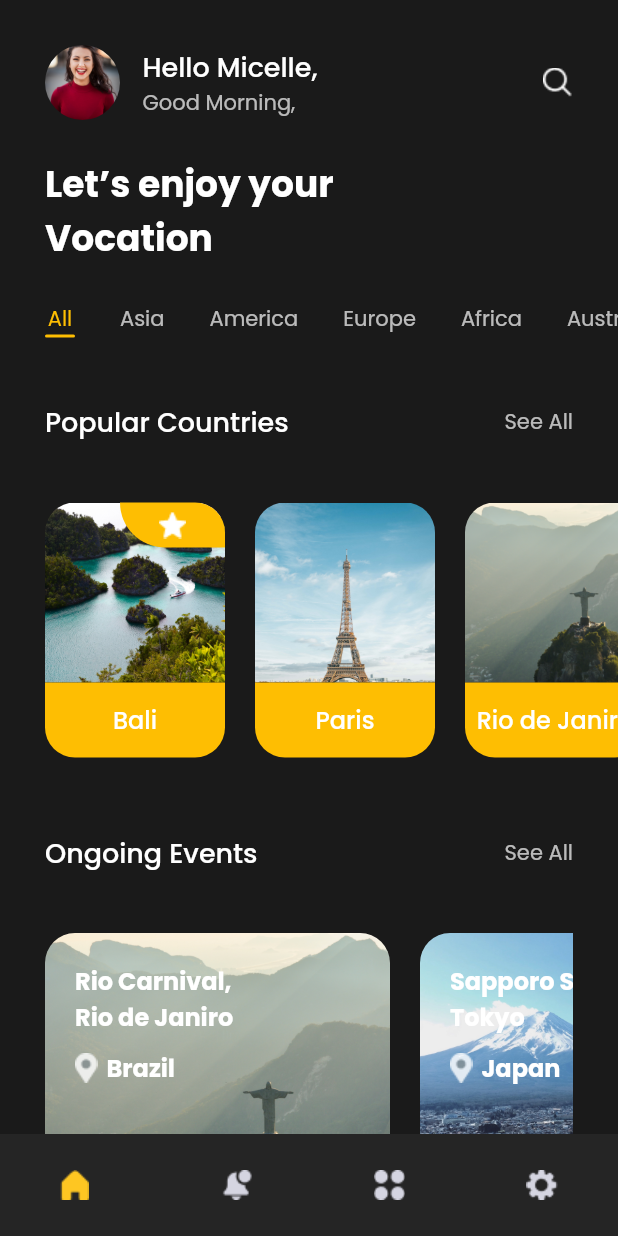
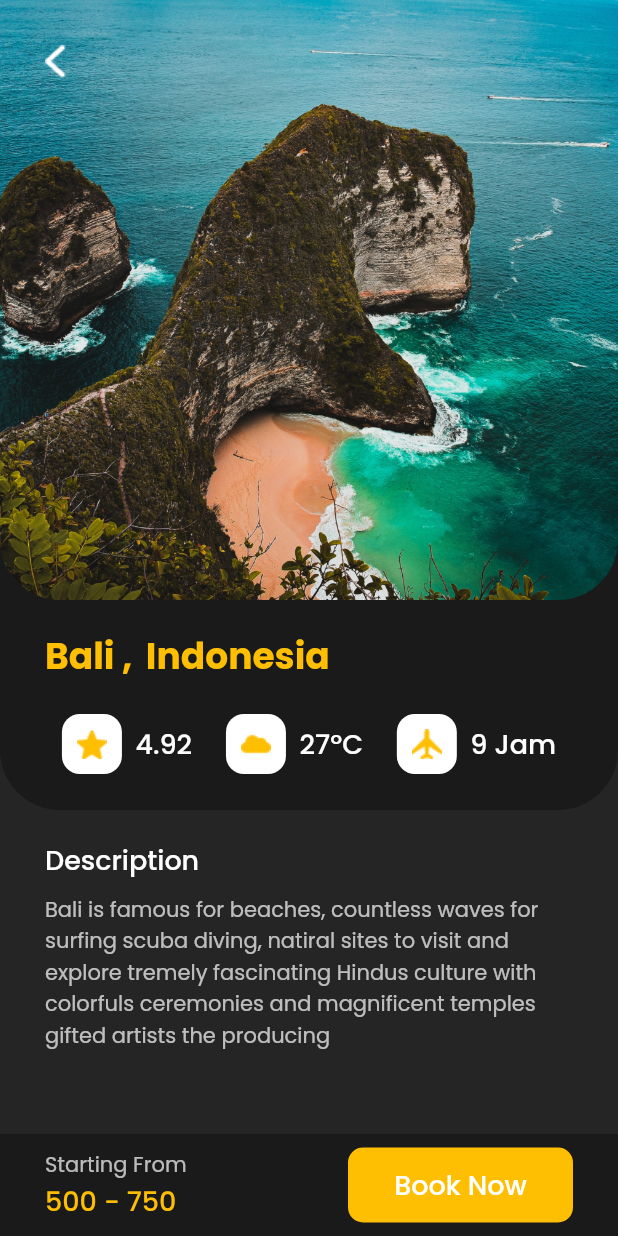
Before and after one commit to adimunawar/flutter-travel-app, a Flutter app: the screen it shows after launch, on a phone screen of 412 x 824 dp. Run offline on Flutter 3.47's test engine with Material 2 defaults, Android fonts, the phone set to English and light mode, and no system bars; our stand-ins replace google_fonts, supercharged.

Commit message:
detail_page

```diff
--- a/lib/main.dart
+++ b/lib/main.dart
@@ -1,4 +1,5 @@
 import 'package:flutter/material.dart';
+import 'package:travel_app/views/pages/detail_page.dart';
 // import 'package:travel_app/theme.dart';
 import 'package:travel_app/views/pages/home_page.dart';
 import 'package:travel_app/views/pages/main_page.dart';
@@ -17,7 +18,7 @@ class MyApp extends StatelessWidget {
       theme: ThemeData(
         primarySwatch: Colors.blue,
       ),
-      home: MainPage(),
+      home: DetailPage(),
     );
   }
 }
--- /dev/null
+++ b/lib/views/pages/detail_page.dart
@@ -0,0 +1,208 @@
+import 'package:flutter/material.dart';
+import 'package:travel_app/theme.dart';
+
+class DetailPage extends StatelessWidget {
+  @override
+  Widget build(BuildContext context) {
+    return Scaffold(
+      body: Stack(
+        children: [
+          SafeArea(
+            child: Container(
+              margin: EdgeInsets.only(
+                top: 400,
+              ),
+              decoration: BoxDecoration(
+                color: bgColor2,
+              ),
+              child: Container(
+                margin: EdgeInsets.only(left: 30, right: 30),
+                child: ListView(
+                  children: [
+                    SizedBox(
+                      height: 160,
+                    ),
+                    Text(
+                      'Description',
+                      style: textStyle2,
+                    ),
+                    SizedBox(
+                      height: 9,
+                    ),
+                    Text(
+                      'Bali is famous for beaches, countless waves for surfing scuba diving, natiral sites to visit and explore tremely fascinating Hindus culture with colorfuls ceremonies and magnificent temples gifted artists the producing',
+                      style: textStyle4,
+                    )
+                  ],
+                ),
+              ),
+            ),
+          ),
+          SafeArea(
+            child: Container(
+              margin: EdgeInsets.only(top: 310),
+              padding: EdgeInsets.symmetric(horizontal: 30),
+              height: 230,
+              decoration: BoxDecoration(
+                  color: bgColor,
+                  borderRadius: BorderRadius.only(
+                      bottomLeft: Radius.circular(40),
+                      bottomRight: Radius.circular(40))),
+              child: ListView(children: [
+                SizedBox(
+                  height: 110,
+                ),
+                Row(
+                  children: [
+                    Text(
+                      "Bali ,",
+                      style: textStyle1.copyWith(color: mainCOlor),
+                    ),
+                    SizedBox(
+                      width: 9,
+                    ),
+                    Text(
+                      "Indonesia",
+                      style: textStyle1.copyWith(color: mainCOlor),
+                    ),
+                  ],
+                ),
+                SizedBox(
+                  height: 20,
+                ),
+                Row(
+                  mainAxisAlignment: MainAxisAlignment.spaceAround,
+                  children: [
+                    Row(
+                      children: [
+                        Container(
+                          height: 40,
+                          width: 40,
+                          decoration: BoxDecoration(
+                              color: Colors.white,
+                              borderRadius:
+                                  BorderRadius.all(Radius.circular(12))),
+                          child: Center(
+                            child: Image.asset('assets/star.png'),
+                          ),
+                        ),
+                        SizedBox(
+                          width: 9,
+                        ),
+                        Text(
+                          '4.92',
+                          style: textStyle2,
+                        )
+                      ],
+                    ),
+                    Row(
+                      children: [
+                        Container(
+                          height: 40,
+                          width: 40,
+                          decoration: BoxDecoration(
+                              color: Colors.white,
+                              borderRadius:
+                                  BorderRadius.all(Radius.circular(12))),
+                          child: Center(
+                            child: Image.asset('assets/awan.png'),
+                          ),
+                        ),
+                        SizedBox(
+                          width: 9,
+                        ),
+                        Text(
+                          '27ºC',
+                          style: textStyle2,
+                        )
+                      ],
+                    ),
+                    Row(
+                      children: [
+                        Container(
+                          height: 40,
+                          width: 40,
+                          decoration: BoxDecoration(
+                              color: Colors.white,
+                              borderRadius:
+                                  BorderRadius.all(Radius.circular(12))),
+                          child: Center(
+                            child: Image.asset('assets/pesawat.png'),
+                          ),
+                        ),
+                        SizedBox(
+                          width: 9,
+                        ),
+                        Text(
+                          '9 Jam',
+                          style: textStyle2,
+                        )
+                      ],
+                    ),
+                  ],
+                ),
+              ]),
+            ),
+          ),
+          SafeArea(
+            child: Container(
+              height: 400,
+              decoration: BoxDecoration(
+                  image: DecorationImage(
+                      image: AssetImage('assets/nusa.jpg'), fit: BoxFit.cover),
+                  borderRadius: BorderRadius.only(
+                      bottomLeft: Radius.circular(40),
+                      bottomRight: Radius.circular(40))),
+            ),
+          ),
+          SafeArea(
+              child: Container(
+            margin: EdgeInsets.only(top: 30, left: 30),
+            // color: mainCOlor,
+            child: Image.asset('assets/back.png'),
+          )),
+          Align(
+            alignment: Alignment.bottomCenter,
+            child: Container(
+              padding: EdgeInsets.symmetric(horizontal: 30),
+              color: bgColor,
+              height: 68,
+              child: Row(
+                mainAxisAlignment: MainAxisAlignment.spaceBetween,
+                children: [
+                  Column(
+                    mainAxisAlignment: MainAxisAlignment.center,
+                    crossAxisAlignment: CrossAxisAlignment.start,
+                    children: [
+                      Text(
+                        "Starting From",
+                        style: textStyle4,
+                      ),
+                      Text(
+                        "500 - 750",
+                        style: textStyle2.copyWith(color: mainCOlor),
+                      ),
+                    ],
+                  ),
+                  Container(
+                    height: 50,
+                    width: 150,
+                    decoration: BoxDecoration(
+                        color: mainCOlor,
+                        borderRadius: BorderRadius.all(Radius.circular(10))),
+                    child: Center(
+                      child: Text(
+                        "Book Now",
+                        style: textStyle2,
+                      ),
+                    ),
+                  )
+                ],
+              ),
+            ),
+          ),
+        ],
+      ),
+    );
+  }
+}
--- a/lib/views/pages/main_page.dart
+++ b/lib/views/pages/main_page.dart
@@ -1,6 +1,7 @@
 import 'package:flutter/material.dart';
-import 'package:travel_app/theme.dart';
+// import 'package:travel_app/theme.dart';
 import 'package:travel_app/views/pages/home_page.dart';
+import 'package:travel_app/views/widgets/custom_bottom_nav.dart';
 
 class MainPage extends StatelessWidget {
   @override
@@ -13,30 +14,7 @@ class MainPage extends StatelessWidget {
             HomePage(),
           ],
         )),
-        Align(
-          alignment: Alignment.bottomCenter,
-          child: Container(
-            height: 68,
-            color: bgColor2,
-            child: Row(
-              mainAxisAlignment: MainAxisAlignment.spaceAround,
-              children: [
-                Row(
-                  crossAxisAlignment: CrossAxisAlignment.center,
-                  children: [
-                    Image(image: AssetImage('assets/home.png')),
-                    SizedBox(
-                      width: 8,
-                    ),
-                  ],
-                ),
-                Image(image: AssetImage('assets/Notif.png')),
-                Image(image: AssetImage('assets/Menu.png')),
-                Image(image: AssetImage('assets/Setting.png')),
-              ],
-            ),
-          ),
-        )
+        Align(alignment: Alignment.bottomCenter, child: CustomNavbar())
       ],
     );
   }
--- /dev/null
+++ b/lib/views/widgets/custom_bottom_nav.dart
@@ -0,0 +1,39 @@
+import 'package:flutter/material.dart';
+import 'package:travel_app/theme.dart';
+
+class CustomNavbar extends StatelessWidget {
+  @override
+  Widget build(BuildContext context) {
+    return Container(
+      height: 68,
+      color: bgColor2,
+      child: Row(
+        mainAxisAlignment: MainAxisAlignment.spaceAround,
+        children: [
+          Row(
+            crossAxisAlignment: CrossAxisAlignment.center,
+            children: [
+              Image(image: AssetImage('assets/home.png')),
+              SizedBox(
+                width: 8,
+              ),
+              Container(
+                child: Center(
+                  child: Text('Home',
+                      style: textStyle3.copyWith(
+                          decoration: TextDecoration.none,
+                          color: mainCOlor,
+                          fontSize: 14,
+                          fontWeight: FontWeight.w500)),
+                ),
+              )
+            ],
+          ),
+          Image(image: AssetImage('assets/Notif.png')),
+          Image(image: AssetImage('assets/Menu.png')),
+          Image(image: AssetImage('assets/Setting.png')),
+        ],
+      ),
+    );
+  }
+}
```
Also changed, not shown: assets/awan.png (added), assets/back.png (renamed from assets/Back Button.png), assets/nusa.jpg (added), assets/pesawat.png (added), assets/star.png (added).
